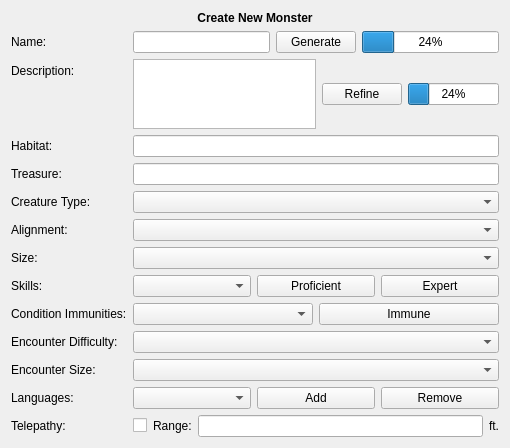
This is monster_forge/gui/view/qt_designer/monster_creation_view.ui in Zhendryk/monster_maker as Qt 5 draws it before an edit. The edited form follows.
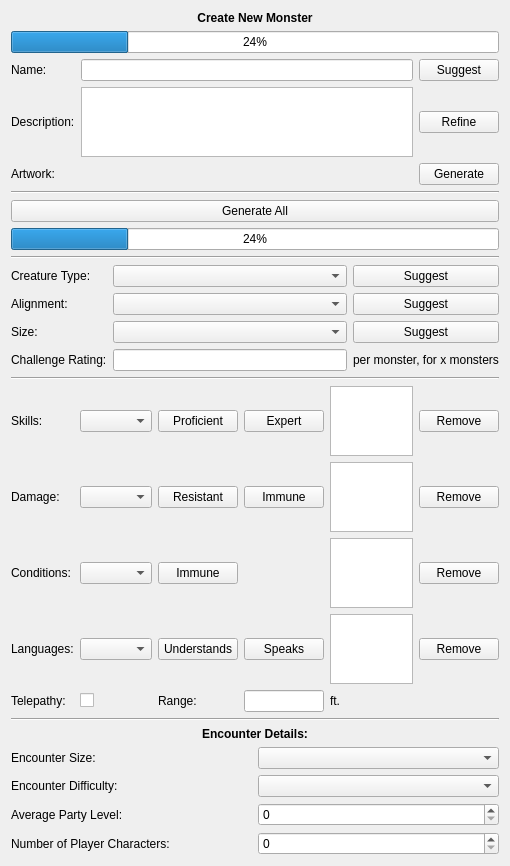
This is the edited form.

The edit to the form file:
```diff
--- a/monster_forge/gui/view/qt_designer/monster_creation_view.ui
+++ b/monster_forge/gui/view/qt_designer/monster_creation_view.ui
@@ -7,7 +7,7 @@
     <x>0</x>
     <y>0</y>
     <width>510</width>
-    <height>432</height>
+    <height>811</height>
    </rect>
   </property>
   <property name="windowTitle">
@@ -37,11 +37,21 @@
     </widget>
    </item>
    <item>
-    <layout class="QFormLayout" name="fl_traits">
-     <item row="0" column="0">
-      <widget class="QLabel" name="_lbl_name">
+    <widget class="QProgressBar" name="progressbar_main">
+     <property name="value">
+      <number>24</number>
+     </property>
+    </widget>
+   </item>
+   <item>
+    <layout class="QGridLayout" name="gl_main">
+     <item row="0" column="1">
+      <widget class="QLineEdit" name="lineedit_name"/>
+     </item>
+     <item row="0" column="2">
+      <widget class="QPushButton" name="btn_suggest_names">
        <property name="text">
-        <string>Name:</string>
+        <string>Suggest</string>
        </property>
       </widget>
      </item>
@@ -52,229 +62,381 @@
        </property>
       </widget>
      </item>
+     <item row="1" column="2">
+      <widget class="QPushButton" name="btn_refine_description">
+       <property name="text">
+        <string>Refine</string>
+       </property>
+      </widget>
+     </item>
+     <item row="0" column="0">
+      <widget class="QLabel" name="_lbl_name">
+       <property name="text">
+        <string>Name:</string>
+       </property>
+      </widget>
+     </item>
+     <item row="1" column="1">
+      <widget class="QTextEdit" name="textedit_description"/>
+     </item>
      <item row="2" column="0">
-      <widget class="QLabel" name="_lbl_habitat">
+      <widget class="QLabel" name="_lbl_artwork">
        <property name="text">
-        <string>Habitat:</string>
+        <string>Artwork:</string>
        </property>
       </widget>
      </item>
      <item row="2" column="1">
-      <widget class="QLineEdit" name="lineedit_habitat"/>
-     </item>
-     <item row="3" column="0">
-      <widget class="QLabel" name="_lbl_treasure">
+      <widget class="QLabel" name="lbl_artwork">
        <property name="text">
-        <string>Treasure:</string>
+        <string/>
        </property>
       </widget>
      </item>
-     <item row="3" column="1">
-      <widget class="QLineEdit" name="lineedit_treasure"/>
-     </item>
-     <item row="4" column="0">
-      <widget class="QLabel" name="_lbl_creature_type">
+     <item row="2" column="2">
+      <widget class="QPushButton" name="btn_generate_artwork">
        <property name="text">
-        <string>Creature Type:</string>
+        <string>Generate</string>
        </property>
       </widget>
      </item>
-     <item row="4" column="1">
-      <widget class="QComboBox" name="cb_creature_type"/>
-     </item>
-     <item row="5" column="0">
+    </layout>
+   </item>
+   <item>
+    <widget class="Line" name="_hl_1">
+     <property name="orientation">
+      <enum>Qt::Horizontal</enum>
+     </property>
+    </widget>
+   </item>
+   <item>
+    <widget class="QPushButton" name="btn_generate_all">
+     <property name="text">
+      <string>Generate All</string>
+     </property>
+    </widget>
+   </item>
+   <item>
+    <widget class="QProgressBar" name="progressbar_generate_all">
+     <property name="value">
+      <number>24</number>
+     </property>
+    </widget>
+   </item>
+   <item>
+    <widget class="Line" name="_hl_2">
+     <property name="orientation">
+      <enum>Qt::Horizontal</enum>
+     </property>
+    </widget>
+   </item>
+   <item>
+    <layout class="QGridLayout" name="gl_attributes">
+     <item row="1" column="0">
       <widget class="QLabel" name="_lbl_alignment">
        <property name="text">
         <string>Alignment:</string>
        </property>
       </widget>
      </item>
-     <item row="5" column="1">
+     <item row="0" column="1">
+      <widget class="QComboBox" name="cb_creature_type"/>
+     </item>
+     <item row="2" column="2">
+      <widget class="QPushButton" name="btn_suggest_size">
+       <property name="text">
+        <string>Suggest</string>
+       </property>
+      </widget>
+     </item>
+     <item row="0" column="0">
+      <widget class="QLabel" name="_lbl_creature_type">
+       <property name="text">
+        <string>Creature Type:</string>
+       </property>
+      </widget>
+     </item>
+     <item row="0" column="2">
+      <widget class="QPushButton" name="btn_suggest_creature_type">
+       <property name="text">
+        <string>Suggest</string>
+       </property>
+      </widget>
+     </item>
+     <item row="1" column="2">
+      <widget class="QPushButton" name="btn_suggest_alignment">
+       <property name="text">
+        <string>Suggest</string>
+       </property>
+      </widget>
+     </item>
+     <item row="1" column="1">
       <widget class="QComboBox" name="cb_alignment"/>
      </item>
-     <item row="6" column="0">
+     <item row="2" column="0">
       <widget class="QLabel" name="_lbl_size">
        <property name="text">
         <string>Size:</string>
        </property>
       </widget>
      </item>
-     <item row="6" column="1">
+     <item row="2" column="1">
       <widget class="QComboBox" name="cb_size"/>
      </item>
+     <item row="3" column="0">
+      <widget class="QLabel" name="_lbl_challenge_rating">
+       <property name="text">
+        <string>Challenge Rating:</string>
+       </property>
+      </widget>
+     </item>
+     <item row="3" column="1">
+      <widget class="QLineEdit" name="lineedit_challenge_rating"/>
+     </item>
+     <item row="3" column="2">
+      <widget class="QLabel" name="lbl_per_monster_for_x_monsters">
+       <property name="text">
+        <string>per monster, for x monsters</string>
+       </property>
+      </widget>
+     </item>
+    </layout>
+   </item>
+   <item>
+    <widget class="Line" name="_hl_3">
+     <property name="orientation">
+      <enum>Qt::Horizontal</enum>
+     </property>
+    </widget>
+   </item>
+   <item>
+    <layout class="QGridLayout" name="gl_skills">
+     <item row="1" column="5">
+      <widget class="QPushButton" name="btn_remove_damage">
+       <property name="text">
+        <string>Remove</string>
+       </property>
+      </widget>
+     </item>
+     <item row="1" column="0">
+      <widget class="QLabel" name="_lbl_dmg">
+       <property name="text">
+        <string>Damage:</string>
+       </property>
+      </widget>
+     </item>
+     <item row="1" column="2">
+      <widget class="QPushButton" name="btn_resistant_damage">
+       <property name="text">
+        <string>Resistant</string>
+       </property>
+      </widget>
+     </item>
+     <item row="2" column="5">
+      <widget class="QPushButton" name="btn_remove_condition">
+       <property name="text">
+        <string>Remove</string>
+       </property>
+      </widget>
+     </item>
      <item row="0" column="1">
-      <layout class="QHBoxLayout" name="hl_name">
-       <item>
-        <widget class="QLineEdit" name="lineedit_name"/>
-       </item>
-       <item>
-        <widget class="QPushButton" name="btn_generate_names">
-         <property name="text">
-          <string>Generate</string>
-         </property>
-        </widget>
-       </item>
-       <item>
-        <widget class="QProgressBar" name="progressbar_name">
-         <property name="value">
-          <number>24</number>
-         </property>
-        </widget>
-       </item>
-      </layout>
+      <widget class="QComboBox" name="cb_skills"/>
+     </item>
+     <item row="0" column="2">
+      <widget class="QPushButton" name="btn_proficient_skill">
+       <property name="text">
+        <string>Proficient</string>
+       </property>
+      </widget>
+     </item>
+     <item row="3" column="0">
+      <widget class="QLabel" name="_lbl_languages">
+       <property name="text">
+        <string>Languages:</string>
+       </property>
+      </widget>
+     </item>
+     <item row="0" column="4">
+      <widget class="QListWidget" name="listview_skills"/>
+     </item>
+     <item row="0" column="5">
+      <widget class="QPushButton" name="btn_remove_skill">
+       <property name="text">
+        <string>Remove</string>
+       </property>
+      </widget>
+     </item>
+     <item row="2" column="1">
+      <widget class="QComboBox" name="cb_conditions"/>
      </item>
      <item row="1" column="1">
-      <layout class="QHBoxLayout" name="hl_description">
-       <item>
-        <widget class="QTextEdit" name="textedit_description"/>
-       </item>
-       <item>
-        <widget class="QPushButton" name="btn_refine_description">
-         <property name="text">
-          <string>Refine</string>
-         </property>
-        </widget>
-       </item>
-       <item>
-        <widget class="QProgressBar" name="progressbar_description">
-         <property name="value">
-          <number>24</number>
-         </property>
-        </widget>
-       </item>
-      </layout>
+      <widget class="QComboBox" name="cb_damage"/>
      </item>
-     <item row="7" column="0">
+     <item row="3" column="3">
+      <widget class="QPushButton" name="btn_speaks_language">
+       <property name="text">
+        <string>Speaks</string>
+       </property>
+      </widget>
+     </item>
+     <item row="3" column="2">
+      <widget class="QPushButton" name="btn_understands_language">
+       <property name="text">
+        <string>Understands</string>
+       </property>
+      </widget>
+     </item>
+     <item row="1" column="4">
+      <widget class="QListWidget" name="listview_damage"/>
+     </item>
+     <item row="3" column="5">
+      <widget class="QPushButton" name="btn_remove_language">
+       <property name="text">
+        <string>Remove</string>
+       </property>
+      </widget>
+     </item>
+     <item row="2" column="4">
+      <widget class="QListView" name="listview_conditions"/>
+     </item>
+     <item row="0" column="3">
+      <widget class="QPushButton" name="btn_expert_skill">
+       <property name="text">
+        <string>Expert</string>
+       </property>
+      </widget>
+     </item>
+     <item row="2" column="0">
+      <widget class="QLabel" name="_lbl_conditions">
+       <property name="text">
+        <string>Conditions:</string>
+       </property>
+      </widget>
+     </item>
+     <item row="0" column="0">
       <widget class="QLabel" name="_lbl_skills">
        <property name="text">
         <string>Skills:</string>
        </property>
       </widget>
      </item>
-     <item row="7" column="1">
-      <layout class="QHBoxLayout" name="hl_skills">
-       <item>
-        <widget class="QComboBox" name="cb_skills"/>
-       </item>
-       <item>
-        <widget class="QPushButton" name="btn_skills_proficient">
-         <property name="text">
-          <string>Proficient</string>
-         </property>
-        </widget>
-       </item>
-       <item>
-        <widget class="QPushButton" name="btn_skills_expert">
-         <property name="text">
-          <string>Expert</string>
-         </property>
-        </widget>
-       </item>
-      </layout>
+     <item row="3" column="1">
+      <widget class="QComboBox" name="cb_languages"/>
      </item>
-     <item row="8" column="0">
-      <widget class="QLabel" name="_lbl_condition_immunities">
+     <item row="1" column="3">
+      <widget class="QPushButton" name="btn_immune_damage">
        <property name="text">
-        <string>Condition Immunities:</string>
+        <string>Immune</string>
        </property>
       </widget>
      </item>
-     <item row="8" column="1">
-      <layout class="QHBoxLayout" name="hl_conditions">
-       <item>
-        <widget class="QComboBox" name="cb_conditions"/>
-       </item>
-       <item>
-        <widget class="QPushButton" name="btn_condition_immune">
-         <property name="text">
-          <string>Immune</string>
-         </property>
-        </widget>
-       </item>
-      </layout>
+     <item row="2" column="2">
+      <widget class="QPushButton" name="btn_immune_condition">
+       <property name="text">
+        <string>Immune</string>
+       </property>
+      </widget>
      </item>
-     <item row="9" column="0">
+     <item row="3" column="4">
+      <widget class="QListView" name="listview_languages"/>
+     </item>
+     <item row="4" column="0">
+      <widget class="QLabel" name="_lbl_telepathy">
+       <property name="text">
+        <string>Telepathy:</string>
+       </property>
+      </widget>
+     </item>
+     <item row="4" column="1">
+      <widget class="QCheckBox" name="checkbox_telepathy">
+       <property name="text">
+        <string/>
+       </property>
+      </widget>
+     </item>
+     <item row="4" column="2">
+      <widget class="QLabel" name="_lbl_range">
+       <property name="text">
+        <string>Range:</string>
+       </property>
+      </widget>
+     </item>
+     <item row="4" column="3">
+      <widget class="QLineEdit" name="lineedit_telepathy_range"/>
+     </item>
+     <item row="4" column="4">
+      <widget class="QLabel" name="_lbl_ft">
+       <property name="text">
+        <string>ft.</string>
+       </property>
+      </widget>
+     </item>
+    </layout>
+   </item>
+   <item>
+    <widget class="Line" name="_hl_4">
+     <property name="orientation">
+      <enum>Qt::Horizontal</enum>
+     </property>
+    </widget>
+   </item>
+   <item>
+    <widget class="QLabel" name="_lbl_encounter_details_title">
+     <property name="font">
+      <font>
+       <weight>75</weight>
+       <bold>true</bold>
+      </font>
+     </property>
+     <property name="text">
+      <string>Encounter Details:</string>
+     </property>
+     <property name="alignment">
+      <set>Qt::AlignCenter</set>
+     </property>
+    </widget>
+   </item>
+   <item>
+    <layout class="QGridLayout" name="gl_encounter_details">
+     <item row="0" column="1">
+      <widget class="QComboBox" name="cb_encounter_size"/>
+     </item>
+     <item row="1" column="0">
       <widget class="QLabel" name="_lbl_encounter_difficulty">
        <property name="text">
         <string>Encounter Difficulty:</string>
        </property>
       </widget>
      </item>
-     <item row="9" column="1">
+     <item row="2" column="1">
+      <widget class="QSpinBox" name="spinbox_avg_party_lvl"/>
+     </item>
+     <item row="2" column="0">
+      <widget class="QLabel" name="_lbl_avg_party_lvl">
+       <property name="text">
+        <string>Average Party Level:</string>
+       </property>
+      </widget>
+     </item>
+     <item row="1" column="1">
       <widget class="QComboBox" name="cb_encounter_difficulty"/>
      </item>
-     <item row="10" column="0">
+     <item row="0" column="0">
       <widget class="QLabel" name="_lbl_encounter_size">
        <property name="text">
         <string>Encounter Size:</string>
        </property>
       </widget>
      </item>
-     <item row="10" column="1">
-      <widget class="QComboBox" name="cb_encounter_size"/>
-     </item>
-     <item row="11" column="0">
-      <widget class="QLabel" name="_lbl_languages">
+     <item row="3" column="0">
+      <widget class="QLabel" name="_lbl_num_pcs">
        <property name="text">
-        <string>Languages:</string>
+        <string>Number of Player Characters:</string>
        </property>
       </widget>
      </item>
-     <item row="11" column="1">
-      <layout class="QHBoxLayout" name="hl_languages">
-       <item>
-        <widget class="QComboBox" name="cb_languages"/>
-       </item>
-       <item>
-        <widget class="QPushButton" name="btn_add_language">
-         <property name="text">
-          <string>Add</string>
-         </property>
-        </widget>
-       </item>
-       <item>
-        <widget class="QPushButton" name="btn_remove_language">
-         <property name="text">
-          <string>Remove</string>
-         </property>
-        </widget>
-       </item>
-      </layout>
-     </item>
-     <item row="12" column="0">
-      <widget class="QLabel" name="_lbl_telepathy">
-       <property name="text">
-        <string>Telepathy:</string>
-       </property>
-      </widget>
-     </item>
-     <item row="12" column="1">
-      <layout class="QHBoxLayout" name="hl_telepathy">
-       <item>
-        <widget class="QCheckBox" name="checkbox_telepathy">
-         <property name="text">
-          <string/>
-         </property>
-        </widget>
-       </item>
-       <item>
-        <widget class="QLabel" name="_lbl_telepathy_range">
-         <property name="text">
-          <string>Range:</string>
-         </property>
-        </widget>
-       </item>
-       <item>
-        <widget class="QLineEdit" name="lineedit_telepathy_range"/>
-       </item>
-       <item>
-        <widget class="QLabel" name="_lbl_telepathy_ft">
-         <property name="text">
-          <string>ft.</string>
-         </property>
-        </widget>
-       </item>
-      </layout>
+     <item row="3" column="1">
+      <widget class="QSpinBox" name="spinbox_num_pcs"/>
      </item>
     </layout>
    </item>
```
